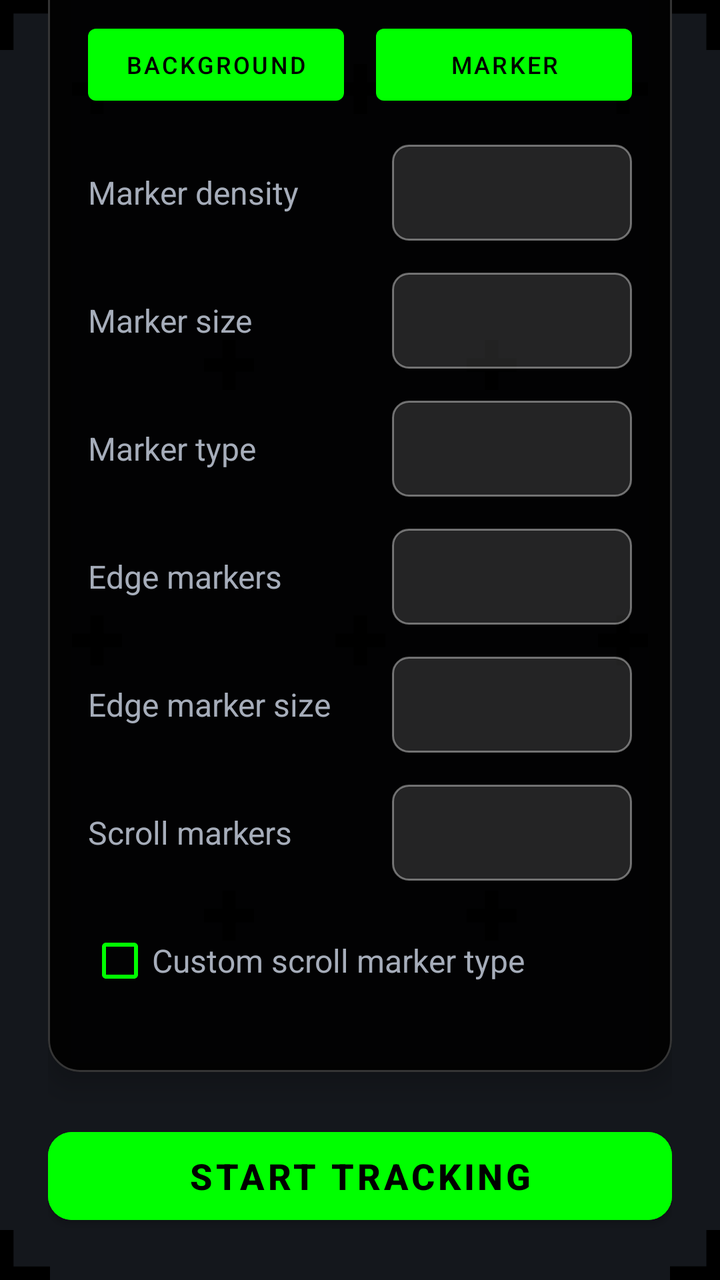
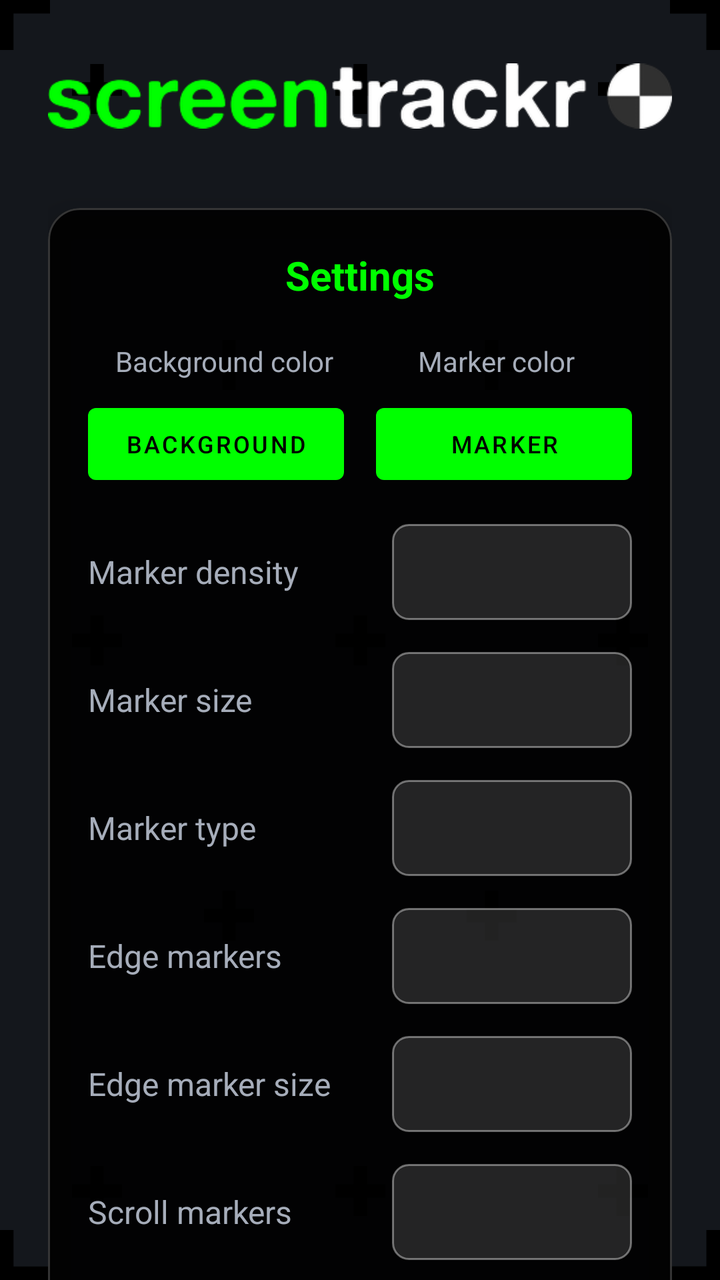

The first picture is an Android layout as it rendered before a commit; the second is the same layout after the commit. The layout source and the unified diff follow.
<!-- AndroidManifest.xml: application theme Theme.Screentrackr -->
<!-- res/layout/activity_main.xml -->
<?xml version="1.0" encoding="utf-8"?>
<androidx.constraintlayout.widget.ConstraintLayout xmlns:android="http://schemas.android.com/apk/res/android"
    xmlns:app="http://schemas.android.com/apk/res-auto"
    xmlns:tools="http://schemas.android.com/tools"
    android:layout_width="match_parent"
    android:layout_height="match_parent"
    tools:context=".MainActivity">

    
    <include
        layout="@layout/activity_trackingscreen"
        android:layout_width="0dp"
        android:layout_height="0dp"
        app:layout_constraintBottom_toBottomOf="parent"
        app:layout_constraintEnd_toEndOf="parent"
        app:layout_constraintStart_toStartOf="parent"
        app:layout_constraintTop_toTopOf="parent" />

    
    <View
        android:layout_width="match_parent"
        android:layout_height="match_parent"
        android:background="@drawable/gradient_overlay"
        app:layout_constraintBottom_toBottomOf="parent"
        app:layout_constraintEnd_toEndOf="parent"
        app:layout_constraintStart_toStartOf="parent"
        app:layout_constraintTop_toTopOf="parent" />

    
    <androidx.constraintlayout.widget.ConstraintLayout
        android:layout_width="0dp"
        android:layout_height="wrap_content"
        android:layout_marginHorizontal="24dp"
        android:maxWidth="400dp"
        app:layout_constraintBottom_toBottomOf="parent"
        app:layout_constraintEnd_toEndOf="parent"
        app:layout_constraintStart_toStartOf="parent"
        app:layout_constraintTop_toTopOf="parent"
        app:layout_constraintWidth_max="400dp">

        
        <ImageView
            android:id="@+id/imageView"
            android:layout_width="0dp"
            android:layout_height="48dp"
            android:layout_marginBottom="32dp"
            android:contentDescription="@string/content_description_logo"
            android:scaleType="fitCenter"
            app:layout_constraintBottom_toTopOf="@+id/settings_card"
            app:layout_constraintEnd_toEndOf="parent"
            app:layout_constraintStart_toStartOf="parent"
            app:srcCompat="@drawable/inapplogo" />

        
        <com.google.android.material.card.MaterialCardView
            android:id="@+id/settings_card"
            android:layout_width="0dp"
            android:layout_height="wrap_content"
            android:layout_marginBottom="24dp"
            app:cardBackgroundColor="#E6000000"
            app:cardCornerRadius="16dp"
            app:cardElevation="8dp"
            app:layout_constraintBottom_toTopOf="@+id/button_start"
            app:layout_constraintEnd_toEndOf="parent"
            app:layout_constraintStart_toStartOf="parent"
            app:strokeColor="#33FFFFFF"
            app:strokeWidth="1dp">

            <LinearLayout
                android:layout_width="match_parent"
                android:layout_height="wrap_content"
                android:orientation="vertical"
                android:padding="20dp">

                
                <TextView
                    android:layout_width="match_parent"
                    android:layout_height="wrap_content"
                    android:layout_marginBottom="20dp"
                    android:gravity="center"
                    android:text="@string/settings_title"
                    android:textColor="@color/primary"
                    android:textSize="20sp"
                    android:textStyle="bold" />

                
                <LinearLayout
                    android:layout_width="match_parent"
                    android:layout_height="wrap_content"
                    android:layout_marginBottom="16dp"
                    android:orientation="horizontal">

                    <LinearLayout
                        android:layout_width="0dp"
                        android:layout_height="wrap_content"
                        android:layout_weight="1"
                        android:orientation="vertical">

                        <TextView
                            android:layout_width="match_parent"
                            android:layout_height="wrap_content"
                            android:layout_marginBottom="8dp"
                            android:gravity="center"
                            android:text="@string/value_background_color"
                            android:textColor="@color/text_light"
                            android:textSize="14sp" />

                        <Button
                            android:id="@+id/buttonBackgroundColor"
                            android:layout_width="match_parent"
                            android:layout_height="48dp"
                            android:layout_marginEnd="8dp"
                            android:text="@string/button_background"
                            android:textSize="12sp" />
                    </LinearLayout>

                    <LinearLayout
                        android:layout_width="0dp"
                        android:layout_height="wrap_content"
                        android:layout_weight="1"
                        android:orientation="vertical">

                        <TextView
                            android:layout_width="match_parent"
                            android:layout_height="wrap_content"
                            android:layout_marginBottom="8dp"
                            android:gravity="center"
                            android:text="@string/value_marker_color"
                            android:textColor="@color/text_light"
                            android:textSize="14sp" />

                        <Button
                            android:id="@+id/buttonMarkerColor"
                            android:layout_width="match_parent"
                            android:layout_height="48dp"
                            android:layout_marginStart="8dp"
                            android:text="@string/button_marker"
                            android:textSize="12sp" />
                    </LinearLayout>
                </LinearLayout>

                
                <LinearLayout
                    android:layout_width="match_parent"
                    android:layout_height="wrap_content"
                    android:layout_marginBottom="16dp"
                    android:gravity="center_vertical"
                    android:orientation="horizontal">

                    <TextView
                        android:layout_width="0dp"
                        android:layout_height="wrap_content"
                        android:layout_weight="1"
                        android:text="@string/value_marker_density"
                        android:textColor="@color/text_light"
                        android:textSize="16sp" />

                    <Spinner
                        android:id="@+id/spinner_marker_density"
                        android:layout_width="120dp"
                        android:layout_height="48dp"
                        android:background="@drawable/spinner_background"
                        android:popupBackground="@color/background" />
                </LinearLayout>

                
                <LinearLayout
                    android:layout_width="match_parent"
                    android:layout_height="wrap_content"
                    android:layout_marginBottom="16dp"
                    android:gravity="center_vertical"
                    android:orientation="horizontal">

                    <TextView
                        android:layout_width="0dp"
                        android:layout_height="wrap_content"
                        android:layout_weight="1"
                        android:text="@string/value_marker_size"
                        android:textColor="@color/text_light"
                        android:textSize="16sp" />

                    <Spinner
                        android:id="@+id/spinner_marker_size"
                        android:layout_width="120dp"
                        android:layout_height="48dp"
                        android:background="@drawable/spinner_background"
                        android:popupBackground="@color/background" />
                </LinearLayout>

                
                <LinearLayout
                    android:layout_width="match_parent"
                    android:layout_height="wrap_content"
                    android:layout_marginBottom="16dp"
                    android:gravity="center_vertical"
                    android:orientation="horizontal">

                    <TextView
                        android:layout_width="0dp"
                        android:layout_height="wrap_content"
                        android:layout_weight="1"
                        android:text="@string/value_marker_type"
                        android:textColor="@color/text_light"
                        android:textSize="16sp" />

                    <Spinner
                        android:id="@+id/spinner_marker_type"
                        android:layout_width="120dp"
                        android:layout_height="48dp"
                        android:background="@drawable/spinner_background"
                        android:popupBackground="@color/background" />
                </LinearLayout>

                
                <LinearLayout
                    android:layout_width="match_parent"
                    android:layout_height="wrap_content"
                    android:layout_marginBottom="16dp"
                    android:gravity="center_vertical"
                    android:orientation="horizontal">

                    <TextView
                        android:layout_width="0dp"
                        android:layout_height="wrap_content"
                        android:layout_weight="1"
                        android:text="@string/value_edge_marker"
                        android:textColor="@color/text_light"
                        android:textSize="16sp" />

                    <Spinner
                        android:id="@+id/spinner_edge_marker"
                        android:layout_width="120dp"
                        android:layout_height="48dp"
                        android:background="@drawable/spinner_background"
                        android:popupBackground="@color/background" />
                </LinearLayout>

                
                <LinearLayout
                    android:layout_width="match_parent"
                    android:layout_height="wrap_content"
                    android:layout_marginBottom="16dp"
                    android:gravity="center_vertical"
                    android:orientation="horizontal">

                    <TextView
                        android:layout_width="0dp"
                        android:layout_height="wrap_content"
                        android:layout_weight="1"
                        android:text="@string/value_edge_marker_size"
                        android:textColor="@color/text_light"
                        android:textSize="16sp" />

                    <Spinner
                        android:id="@+id/spinner_edge_marker_size"
                        android:layout_width="120dp"
                        android:layout_height="48dp"
                        android:background="@drawable/spinner_background"
                        android:popupBackground="@color/background" />
                </LinearLayout>

                
                <LinearLayout
                    android:layout_width="match_parent"
                    android:layout_height="wrap_content"
                    android:layout_marginBottom="16dp"
                    android:gravity="center_vertical"
                    android:orientation="horizontal">

                    <TextView
                        android:layout_width="0dp"
                        android:layout_height="wrap_content"
                        android:layout_weight="1"
                        android:text="@string/value_scroll_marker"
                        android:textColor="@color/text_light"
                        android:textSize="16sp" />

                    <Spinner
                        android:id="@+id/spinner_scroll_marker"
                        android:layout_width="120dp"
                        android:layout_height="48dp"
                        android:background="@drawable/spinner_background"
                        android:popupBackground="@color/background" />
                </LinearLayout>

                
                <CheckBox
                    android:id="@+id/checkbox_custom_scroll_marker"
                    android:layout_width="match_parent"
                    android:layout_height="wrap_content"
                    android:layout_marginBottom="12dp"
                    android:text="@string/value_custom_scroll_marker"
                    android:textColor="@color/text_light"
                    android:textSize="16sp"
                    android:buttonTint="@color/primary" />

                
                <LinearLayout
                    android:id="@+id/layout_scroll_marker_type"
                    android:layout_width="match_parent"
                    android:layout_height="wrap_content"
                    android:gravity="center_vertical"
                    android:orientation="horizontal"
                    android:visibility="gone">

                    <TextView
                        android:layout_width="0dp"
                        android:layout_height="wrap_content"
                        android:layout_weight="1"
                        android:text="@string/value_scroll_marker_type"
                        android:textColor="@color/text_light"
                        android:textSize="16sp" />

                    <Spinner
                        android:id="@+id/spinner_scroll_marker_type"
                        android:layout_width="120dp"
                        android:layout_height="48dp"
                        android:background="@drawable/spinner_background"
                        android:popupBackground="@color/background" />
                </LinearLayout>

            </LinearLayout>
        </com.google.android.material.card.MaterialCardView>

        
        <Button
            android:id="@+id/button_start"
            android:layout_width="0dp"
            android:layout_height="56dp"
            android:layout_marginBottom="24dp"
            android:backgroundTint="@color/primary"
            android:text="@string/button_text_start"
            android:textColor="@color/black"
            android:textSize="18sp"
            android:textStyle="bold"
            app:cornerRadius="12dp"
            app:layout_constraintBottom_toBottomOf="parent"
            app:layout_constraintEnd_toEndOf="parent"
            app:layout_constraintStart_toStartOf="parent" />

    </androidx.constraintlayout.widget.ConstraintLayout>

</androidx.constraintlayout.widget.ConstraintLayout>
<!-- res/layout/activity_trackingscreen.xml (included above) -->
<?xml version="1.0" encoding="utf-8"?>
<androidx.constraintlayout.widget.ConstraintLayout xmlns:android="http://schemas.android.com/apk/res/android"
    xmlns:app="http://schemas.android.com/apk/res-auto"
    xmlns:tools="http://schemas.android.com/tools"
    android:id="@+id/trackingBackground"
    android:layout_width="match_parent"
    android:layout_height="match_parent"
    android:foregroundTint="#BC3333"
    tools:context=".Trackingscreen">

    
    <androidx.constraintlayout.widget.ConstraintLayout
        android:id="@+id/mainTrackingLayer"
        android:layout_width="match_parent"
        android:layout_height="match_parent"
        app:layout_constraintBottom_toBottomOf="parent"
        app:layout_constraintEnd_toEndOf="parent"
        app:layout_constraintStart_toStartOf="parent"
        app:layout_constraintTop_toTopOf="parent">

        
        <ImageView
            android:id="@+id/trackingPoint_E_1"
            android:layout_width="25dp"
            android:layout_height="25dp"
            app:layout_constraintBottom_toBottomOf="parent"
            app:layout_constraintEnd_toEndOf="parent"
            app:srcCompat="@drawable/ic_marker_cross_edge"
            tools:ignore="ImageContrastCheck"/>
        <ImageView
            android:id="@+id/trackingPoint_E_2"
            android:layout_width="25dp"
            android:layout_height="25dp"
            android:rotation="90"
            app:layout_constraintBottom_toBottomOf="parent"
            app:layout_constraintStart_toStartOf="parent"
            app:srcCompat="@drawable/ic_marker_cross_edge"
            tools:ignore="ImageContrastCheck"/>
        <ImageView
            android:id="@+id/trackingPoint_E_3"
            android:layout_width="25dp"
            android:layout_height="25dp"
            app:layout_constraintStart_toStartOf="parent"
            app:layout_constraintTop_toTopOf="parent"
            android:rotation="180"
            app:srcCompat="@drawable/ic_marker_cross_edge"
            tools:ignore="ImageContrastCheck"/>
        <ImageView
            android:id="@+id/trackingPoint_E_4"
            android:layout_width="25dp"
            android:layout_height="25dp"
            android:rotation="270"
            app:layout_constraintEnd_toEndOf="parent"
            app:layout_constraintTop_toTopOf="parent"
            app:srcCompat="@drawable/ic_marker_cross_edge"
            tools:ignore="ImageContrastCheck" />

        
        <ImageView
            android:id="@+id/trackingPoint_1_4"
            android:layout_width="25dp"
            android:layout_height="25dp"
            app:layout_constraintBottom_toTopOf="@+id/guideline_bottom_hor"
            app:layout_constraintEnd_toStartOf="@+id/guideline_right_ver"
            app:srcCompat="@drawable/ic_marker_cross"
            tools:ignore="ImageContrastCheck" />

        <ImageView
            android:id="@+id/trackingPoint_1_3"
            android:layout_width="25dp"
            android:layout_height="25dp"
            app:layout_constraintBottom_toTopOf="@+id/guideline_bottom_hor"
            app:layout_constraintStart_toEndOf="@+id/guideline_left_ver"
            app:srcCompat="@drawable/ic_marker_cross"
            tools:ignore="ImageContrastCheck" />

        <ImageView
            android:id="@+id/trackingPoint_1_2"
            android:layout_width="25dp"
            android:layout_height="25dp"
            app:layout_constraintEnd_toStartOf="@id/guideline_right_ver"
            app:layout_constraintTop_toBottomOf="@id/guideline_top_hor"
            app:srcCompat="@drawable/ic_marker_cross"
            tools:ignore="ImageContrastCheck" />

        <ImageView
            android:id="@+id/trackingPoint_1_1"
            android:layout_width="25dp"
            android:layout_height="25dp"
            app:layout_constraintStart_toEndOf="@id/guideline_left_ver"
            app:layout_constraintTop_toBottomOf="@id/guideline_top_hor"
            app:srcCompat="@drawable/ic_marker_cross"
            tools:ignore="ImageContrastCheck" />

        <ImageView
            android:id="@+id/trackingPoint_1_5"
            android:layout_width="25dp"
            android:layout_height="25dp"
            app:layout_constraintBottom_toBottomOf="parent"
            app:layout_constraintEnd_toEndOf="parent"
            app:layout_constraintStart_toStartOf="parent"
            app:layout_constraintTop_toTopOf="parent"
            app:srcCompat="@drawable/ic_marker_cross"
            tools:ignore="ImageContrastCheck" />

        
        <androidx.constraintlayout.widget.Guideline
            android:id="@+id/guideline_mid_ver"
            android:layout_width="wrap_content"
            android:layout_height="wrap_content"
            android:orientation="vertical"
            app:layout_constraintGuide_percent="0.5" />

        <androidx.constraintlayout.widget.Guideline
            android:id="@+id/guideline_mid_hor"
            android:layout_width="wrap_content"
            android:layout_height="wrap_content"
            android:orientation="horizontal"
            app:layout_constraintGuide_percent="0.5" />

        <androidx.constraintlayout.widget.Guideline
            android:id="@+id/guideline_left_ver"
            android:layout_width="wrap_content"
            android:layout_height="wrap_content"
            android:orientation="vertical"
            app:layout_constraintGuide_percent="0.10" />

        <androidx.constraintlayout.widget.Guideline
            android:id="@+id/guideline_right_ver"
            android:layout_width="wrap_content"
            android:layout_height="wrap_content"
            android:orientation="vertical"
            app:layout_constraintGuide_percent="0.90" />

        <androidx.constraintlayout.widget.Guideline
            android:id="@+id/guideline_top_hor"
            android:layout_width="wrap_content"
            android:layout_height="wrap_content"
            android:orientation="horizontal"
            app:layout_constraintGuide_percent="0.05" />

        <androidx.constraintlayout.widget.Guideline
            android:id="@+id/guideline_bottom_hor"
            android:layout_width="wrap_content"
            android:layout_height="wrap_content"
            android:orientation="horizontal"
            app:layout_constraintGuide_percent="0.95" />

        
        <ImageView
            android:id="@+id/trackingPoint_2_3"
            android:layout_width="25dp"
            android:layout_height="25dp"
            app:layout_constraintBottom_toTopOf="@id/guideline_bottom_hor"
            app:layout_constraintEnd_toStartOf="@+id/guideline_right_ver"
            app:layout_constraintStart_toStartOf="@+id/guideline_left_ver"
            app:srcCompat="@drawable/ic_marker_cross"
            tools:ignore="ImageContrastCheck" />

        <ImageView
            android:id="@+id/trackingPoint_2_1"
            android:layout_width="25dp"
            android:layout_height="25dp"
            app:layout_constraintEnd_toStartOf="@+id/guideline_right_ver"
            app:layout_constraintStart_toStartOf="@+id/guideline_left_ver"
            app:layout_constraintTop_toBottomOf="@id/guideline_top_hor"
            app:srcCompat="@drawable/ic_marker_cross"
            tools:ignore="ImageContrastCheck" />

        <ImageView
            android:id="@+id/trackingPoint_2_2"
            android:layout_width="25dp"
            android:layout_height="25dp"
            app:layout_constraintBottom_toTopOf="@+id/guideline_bottom_hor"
            app:layout_constraintEnd_toStartOf="@+id/guideline_right_ver"
            app:layout_constraintTop_toTopOf="@id/guideline_top_hor"
            app:srcCompat="@drawable/ic_marker_cross"
            tools:ignore="ImageContrastCheck" />

        <ImageView
            android:id="@+id/trackingPoint_2_4"
            android:layout_width="25dp"
            android:layout_height="25dp"
            app:layout_constraintBottom_toTopOf="@+id/guideline_bottom_hor"
            app:layout_constraintStart_toEndOf="@id/guideline_left_ver"
            app:layout_constraintTop_toTopOf="@id/guideline_top_hor"
            app:srcCompat="@drawable/ic_marker_cross"
            tools:ignore="ImageContrastCheck" />

        <ImageView
            android:id="@+id/trackingPoint_3_3"
            android:layout_width="25dp"
            android:layout_height="25dp"
            app:layout_constraintBottom_toTopOf="@+id/guideline_bottom_hor"
            app:layout_constraintEnd_toStartOf="@+id/guideline_right_ver"
            app:layout_constraintStart_toStartOf="@+id/trackingPoint_1_5"
            app:layout_constraintTop_toTopOf="@+id/trackingPoint_1_5"
            app:srcCompat="@drawable/ic_marker_cross"
            tools:ignore="ImageContrastCheck" />

        <ImageView
            android:id="@+id/trackingPoint_3_2"
            android:layout_width="25dp"
            android:layout_height="25dp"
            app:layout_constraintBottom_toBottomOf="@+id/trackingPoint_1_5"
            app:layout_constraintEnd_toStartOf="@+id/guideline_right_ver"
            app:layout_constraintStart_toStartOf="@+id/trackingPoint_1_5"
            app:layout_constraintTop_toTopOf="@+id/guideline_top_hor"
            app:srcCompat="@drawable/ic_marker_cross"
            tools:ignore="ImageContrastCheck" />

        <ImageView
            android:id="@+id/trackingPoint_3_4"
            android:layout_width="25dp"
            android:layout_height="25dp"
            app:layout_constraintBottom_toTopOf="@+id/guideline_bottom_hor"
            app:layout_constraintEnd_toEndOf="@+id/trackingPoint_1_5"
            app:layout_constraintStart_toStartOf="@+id/guideline_left_ver"
            app:layout_constraintTop_toTopOf="@+id/trackingPoint_1_5"
            app:srcCompat="@drawable/ic_marker_cross"
            tools:ignore="ImageContrastCheck" />

        <ImageView
            android:id="@+id/trackingPoint_3_1"
            android:layout_width="25dp"
            android:layout_height="25dp"
            app:layout_constraintBottom_toBottomOf="@+id/trackingPoint_1_5"
            app:layout_constraintEnd_toEndOf="@+id/trackingPoint_1_5"
            app:layout_constraintStart_toStartOf="@+id/guideline_left_ver"
            app:layout_constraintTop_toTopOf="@+id/guideline_top_hor"
            app:srcCompat="@drawable/ic_marker_cross"
            tools:ignore="ImageContrastCheck" />

    </androidx.constraintlayout.widget.ConstraintLayout>

    
    <TextView
        android:id="@+id/exitHintText"
        android:layout_width="wrap_content"
        android:layout_height="wrap_content"
        android:layout_marginBottom="48dp"
        android:background="#99000000"
        android:paddingStart="20dp"
        android:paddingTop="12dp"
        android:paddingEnd="20dp"
        android:paddingBottom="12dp"
        android:text="@string/instruction_tap_to_exit"
        android:textColor="#FFFFFF"
        android:textSize="14sp"
        android:elevation="20dp"
        android:visibility="gone"
        app:layout_constraintBottom_toBottomOf="parent"
        app:layout_constraintEnd_toEndOf="parent"
        app:layout_constraintStart_toStartOf="parent"
        tools:ignore="HardcodedText,TextContrastCheck" />

    
    <androidx.constraintlayout.widget.ConstraintLayout
        android:id="@+id/scrollMarkerLayer"
        android:layout_width="match_parent"
        android:layout_height="match_parent"
        android:elevation="10dp"
        app:layout_constraintBottom_toBottomOf="parent"
        app:layout_constraintEnd_toEndOf="parent"
        app:layout_constraintStart_toStartOf="parent"
        app:layout_constraintTop_toTopOf="parent">

        

    </androidx.constraintlayout.widget.ConstraintLayout>

</androidx.constraintlayout.widget.ConstraintLayout>
<!-- resources referenced by this layout -->
<resources>
  <color name="background">#2A303C</color>
  <color name="black">#FF000000</color>
  <color name="primary">#00FF00</color>
  <color name="text_light">#a6adba</color>
  <!-- drawable gradient_overlay (drawable) -->
  <?xml version="1.0" encoding="utf-8"?>
  <shape xmlns:android="http://schemas.android.com/apk/res/android"
      android:shape="rectangle">
      <gradient
          android:type="radial"
          android:centerX="0.5"
          android:centerY="0.5"
          android:gradientRadius="1.2"
          android:startColor="#CC000000"
          android:centerColor="#AA000000"
          android:endColor="#88000000" />
  </shape>
  <!-- drawable ic_marker_cross (drawable) -->
  <vector xmlns:android="http://schemas.android.com/apk/res/android"
      android:width="256dp"
      android:height="256dp"
      android:viewportWidth="256"
      android:viewportHeight="256">
    <path
        android:fillColor="#FF000000"
        android:pathData="M162.91,93.09L162.91,0L93.09,0L93.09,93.09L0,93.09L0,162.91L93.09,162.91L93.09,256L162.91,256L162.91,162.91L256,162.91L256,93.09L162.91,93.09Z"/>
  </vector>
  <!-- drawable ic_marker_cross_edge (drawable) -->
  <vector xmlns:android="http://schemas.android.com/apk/res/android"
      android:width="256dp"
      android:height="256dp"
      android:viewportWidth="128"
      android:viewportHeight="128">
    <path
        android:fillColor="#FF000000"
        android:pathData="M162.91,93.09L162.91,0L93.09,0L93.09,93.09L0,93.09L0,162.91L93.09,162.91L93.09,256L162.91,256L162.91,162.91L256,162.91L256,93.09L162.91,93.09Z"/>
  </vector>
  <string name="button_background">Background</string>
  <string name="button_marker">Marker</string>
  <string name="button_text_start">Start Tracking</string>
  <string name="content_description_logo">Screentrackr Logo</string>
  <string name="instruction_tap_to_exit">Touch with 3 fingers at the same time to exit tracking</string>
  <string name="settings_title">Settings</string>
  <string name="value_background_color">Background color</string>
  <string name="value_custom_scroll_marker">Custom scroll marker type</string>
  <string name="value_edge_marker">Edge markers</string>
  <string name="value_edge_marker_size">Edge marker size</string>
  <string name="value_marker_color">Marker color</string>
  <string name="value_marker_density">Marker density</string>
  <string name="value_marker_size">Marker size</string>
  <string name="value_marker_type">Marker type</string>
  <string name="value_scroll_marker">Scroll markers</string>
  <string name="value_scroll_marker_type">Scroll marker type</string>
  <style name="Theme.Screentrackr" parent="Theme.MaterialComponents.DayNight.NoActionBar">
          
          <item name="colorPrimary">@color/primary</item>
          <item name="colorPrimaryVariant">@color/background</item>
          <item name="colorOnPrimary">@color/black</item>
          <item name="android:windowBackground">@color/background</item>
          <item name="android:textColor">@color/text_light</item>
          
          <item name="colorSecondary">@color/teal_200</item>
          <item name="colorSecondaryVariant">@color/teal_700</item>
          <item name="colorOnSecondary">@color/black</item>
          
          <item name="android:statusBarColor" tools:targetApi="l">?attr/colorPrimaryVariant</item>
          
      </style>
  <color name="teal_200">#FF03DAC5</color>
  <color name="teal_700">#FF018786</color>
  <!-- unchanged entries left out for length: 2 -->
</resources>

<!-- the commit's change to res/layout/activity_main.xml (unified diff, before → after) -->
@@ -27,17 +27,23 @@
         app:layout_constraintTop_toTopOf="parent" />
 
     
-    <androidx.constraintlayout.widget.ConstraintLayout
+    <androidx.core.widget.NestedScrollView
+        android:id="@+id/mainScrollView"
         android:layout_width="0dp"
-        android:layout_height="wrap_content"
-        android:layout_marginHorizontal="24dp"
-        android:maxWidth="400dp"
+        android:layout_height="0dp"
+        android:clipToPadding="false"
+        android:fillViewport="true"
         app:layout_constraintBottom_toBottomOf="parent"
         app:layout_constraintEnd_toEndOf="parent"
         app:layout_constraintStart_toStartOf="parent"
-        app:layout_constraintTop_toTopOf="parent"
-        app:layout_constraintWidth_max="400dp">
-
+        app:layout_constraintTop_toTopOf="parent">
+
+        <androidx.constraintlayout.widget.ConstraintLayout
+            android:layout_width="match_parent"
+            android:layout_height="wrap_content"
+            android:layout_marginHorizontal="24dp"
+            android:paddingTop="24dp"
+            android:paddingBottom="24dp">
         
         <ImageView
             android:id="@+id/imageView"
@@ -339,6 +345,8 @@
             app:layout_constraintStart_toStartOf="parent" />
 
     </androidx.constraintlayout.widget.ConstraintLayout>
+
+    </androidx.core.widget.NestedScrollView>
 
 </androidx.constraintlayout.widget.ConstraintLayout>
 <!-- res/layout/activity_trackingscreen.xml (included above) -->
